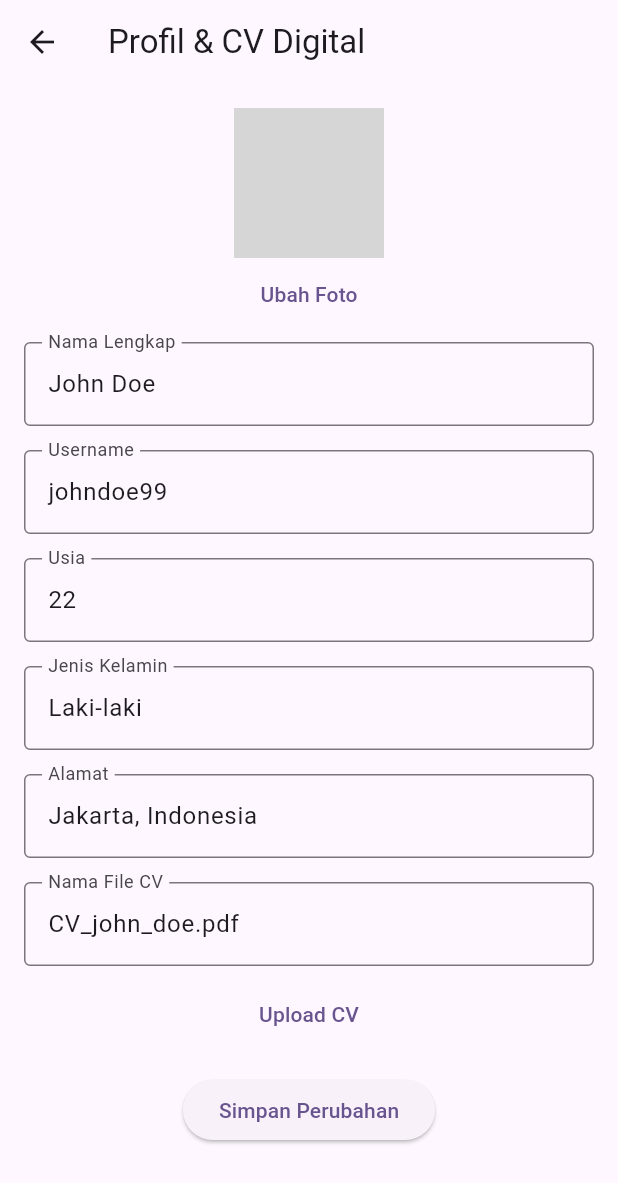
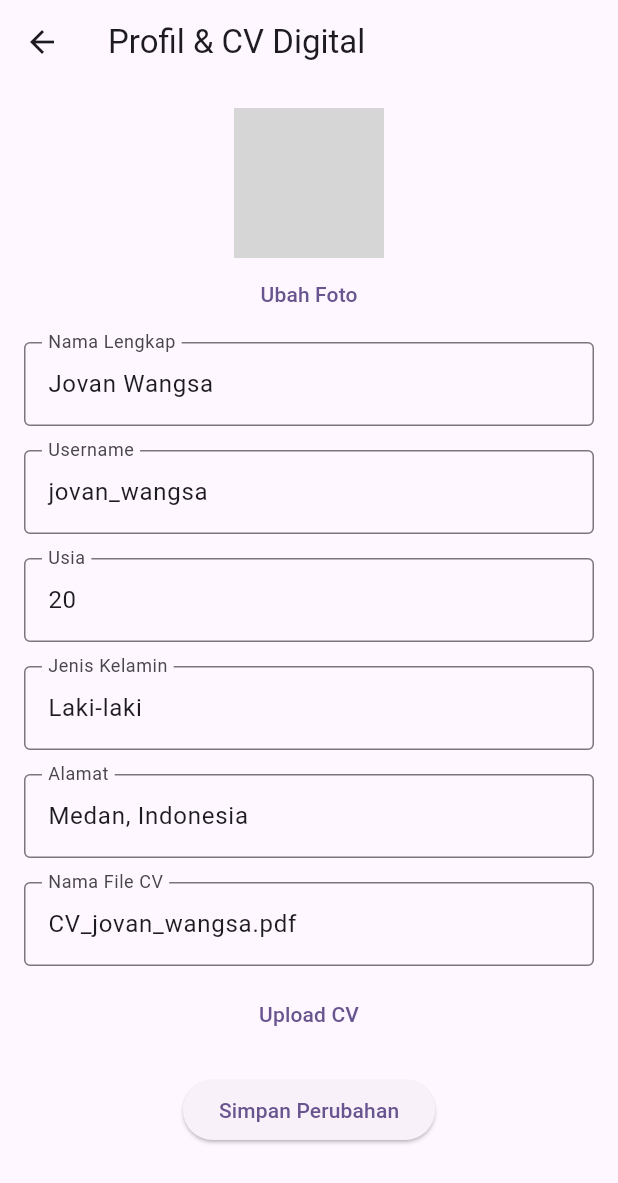
Before and after one commit to JovanWangsa/workconnect_kelompok_8, a Flutter app: the ProfileScreen screen opened directly, on a phone screen of 412 x 824 dp. Shown: the top 1183 px of the screen. Run offline on Flutter 3.47's test engine with Material 3 defaults, Android fonts, the phone set to English and light mode, and no system bars; grey boxes are pictures that could not be loaded.

Commit message:
Update Profile Screen

```diff
--- a/lib/screens/profile_screen.dart
+++ b/lib/screens/profile_screen.dart
@@ -8,22 +8,22 @@ class ProfileScreen extends StatefulWidget {
 
 class _ProfileScreenState extends State<ProfileScreen> {
   final TextEditingController _nameController = TextEditingController(
-    text: 'John Doe',
+    text: 'Jovan Wangsa',
   );
   final TextEditingController _usernameController = TextEditingController(
-    text: 'johndoe99',
+    text: 'jovan_wangsa',
   );
   final TextEditingController _ageController = TextEditingController(
-    text: '22',
+    text: '20',
   );
   final TextEditingController _genderController = TextEditingController(
     text: 'Laki-laki',
   );
   final TextEditingController _addressController = TextEditingController(
-    text: 'Jakarta, Indonesia',
+    text: 'Medan, Indonesia',
   );
   final TextEditingController _cvController = TextEditingController(
-    text: 'CV_john_doe.pdf',
+    text: 'CV_jovan_wangsa.pdf',
   );
 
   File? _profilePhoto; // Simulasi file foto (tidak digunakan nyata)
@@ -105,7 +105,7 @@ class _ProfileScreenState extends State<ProfileScreen> {
         ),
       ),
     );
-    }
+  }
 
   @override
   void dispose() {
```
